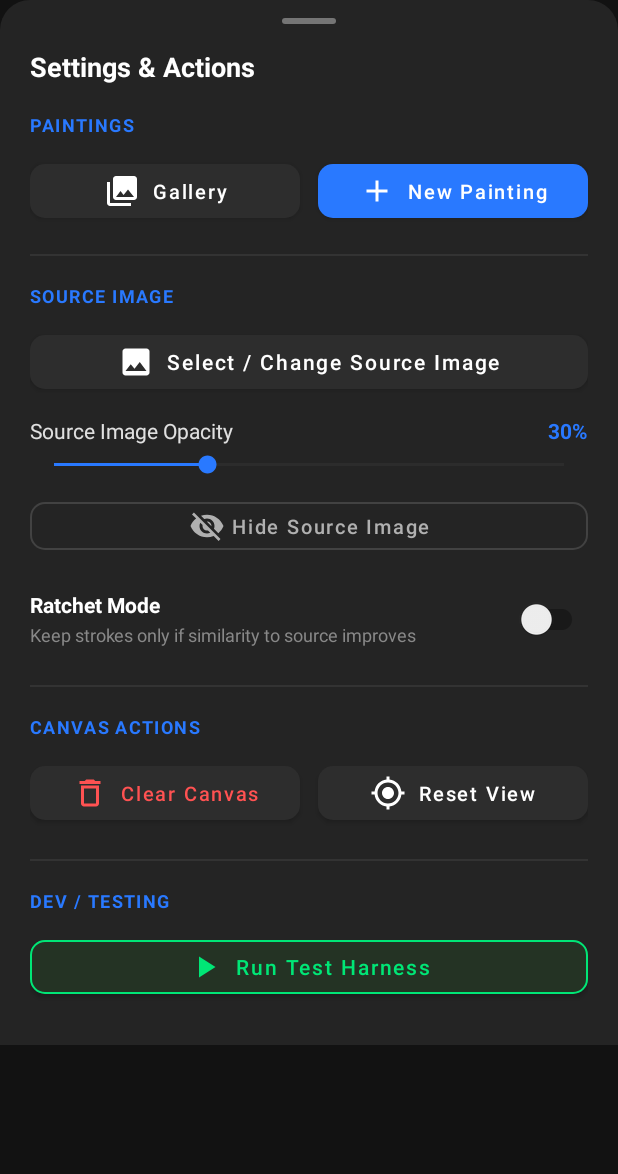
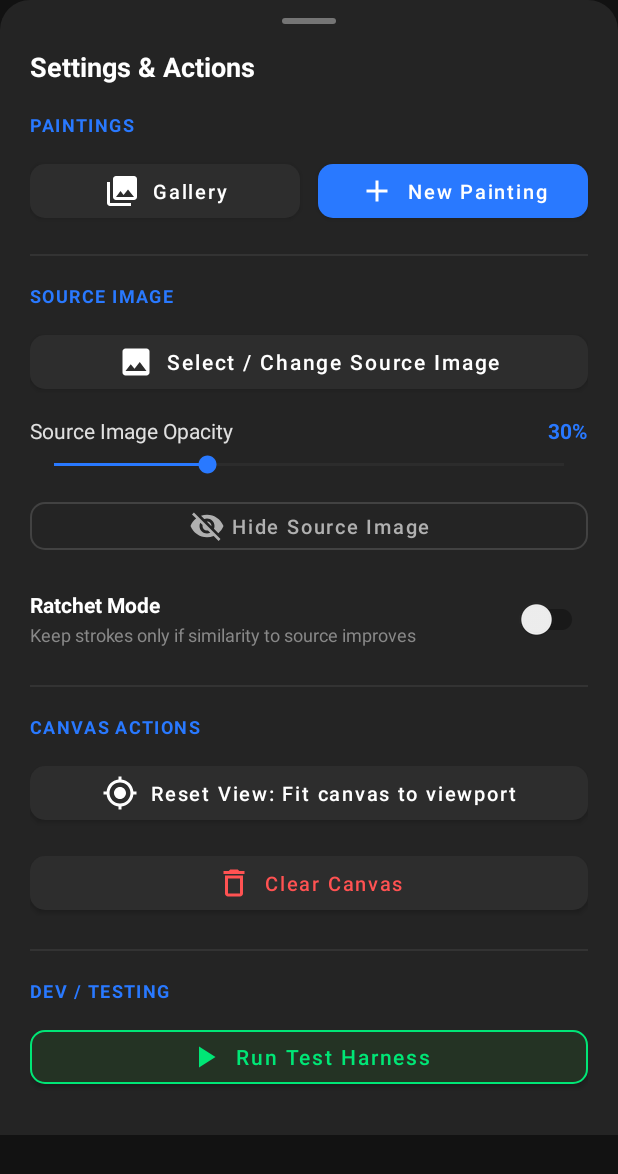
Before and after one commit to wolfgangmeyers/smartdraw-android, an Android app: the layout modal_more_options.xml on its own in the app's theme, with its tools: preview values and no code run, on a phone screen of 412 x 824 dp. Shown: the top 1174 px of the screen. Run offline under Robolectric (Android 15) with nearby library versions, the phone set to English and light mode, and no system bars.

Commit message:
Move undo/redo to floating canvas buttons and reset view to more options sheet

```diff
--- a/app/src/main/res/layout/modal_more_options.xml
+++ b/app/src/main/res/layout/modal_more_options.xml
@@ -232,19 +232,27 @@
             android:letterSpacing="0.08"
             android:layout_marginBottom="12dp" />
 
-        <LinearLayout
+        <!-- Reset View: Fit canvas to viewport -->
+        <com.google.android.material.button.MaterialButton
+            android:id="@+id/btnResetCanvasView"
             android:layout_width="match_parent"
-            android:layout_height="wrap_content"
-            android:orientation="horizontal"
-            android:layout_marginBottom="20dp">
+            android:layout_height="48dp"
+            android:text="Reset View: Fit canvas to viewport"
+            android:textColor="#FFFFFF"
+            android:textAllCaps="false"
+            android:textSize="13sp"
+            app:icon="@drawable/ic_reset_view"
+            app:iconTint="#FFFFFF"
+            app:iconGravity="textStart"
+            app:backgroundTint="#2D2D2D"
+            app:cornerRadius="10dp"
+            android:layout_marginBottom="12dp" />
 
         <!-- Clear Painting -->
         <com.google.android.material.button.MaterialButton
             android:id="@+id/btnClearPainting"
-                android:layout_width="0dp"
+            android:layout_width="match_parent"
             android:layout_height="48dp"
-                android:layout_weight="1"
-                android:layout_marginEnd="6dp"
             android:text="Clear Canvas"
             android:textColor="#FF5252"
             android:textAllCaps="false"
@@ -253,26 +261,8 @@
             app:iconTint="#FF5252"
             app:iconGravity="textStart"
             app:backgroundTint="#2D2D2D"
-                app:cornerRadius="10dp" />
-
-            <!-- Reset View -->
-            <com.google.android.material.button.MaterialButton
-                android:id="@+id/btnResetCanvasView"
-                android:layout_width="0dp"
-                android:layout_height="48dp"
-                android:layout_weight="1"
-                android:layout_marginStart="6dp"
-                android:text="Reset View"
-                android:textColor="#FFFFFF"
-                android:textAllCaps="false"
-                android:textSize="13sp"
-                app:icon="@drawable/ic_reset_view"
-                app:iconTint="#FFFFFF"
-                app:iconGravity="textStart"
-                app:backgroundTint="#2D2D2D"
-                app:cornerRadius="10dp" />
-
-        </LinearLayout>
+            app:cornerRadius="10dp"
+            android:layout_marginBottom="20dp" />
 
         <View
             android:layout_width="match_parent"
```
Also changed, not shown: app/src/main/java/com/smartdraw/MainActivity.kt (+0 -8 lines), app/src/main/res/drawable/bg_floating_button.xml (added, +10 -0 lines), app/src/main/res/layout/activity_main.xml (+32 -41 lines), 3 other files. Lines whose indentation alone changed are shown as unchanged.
